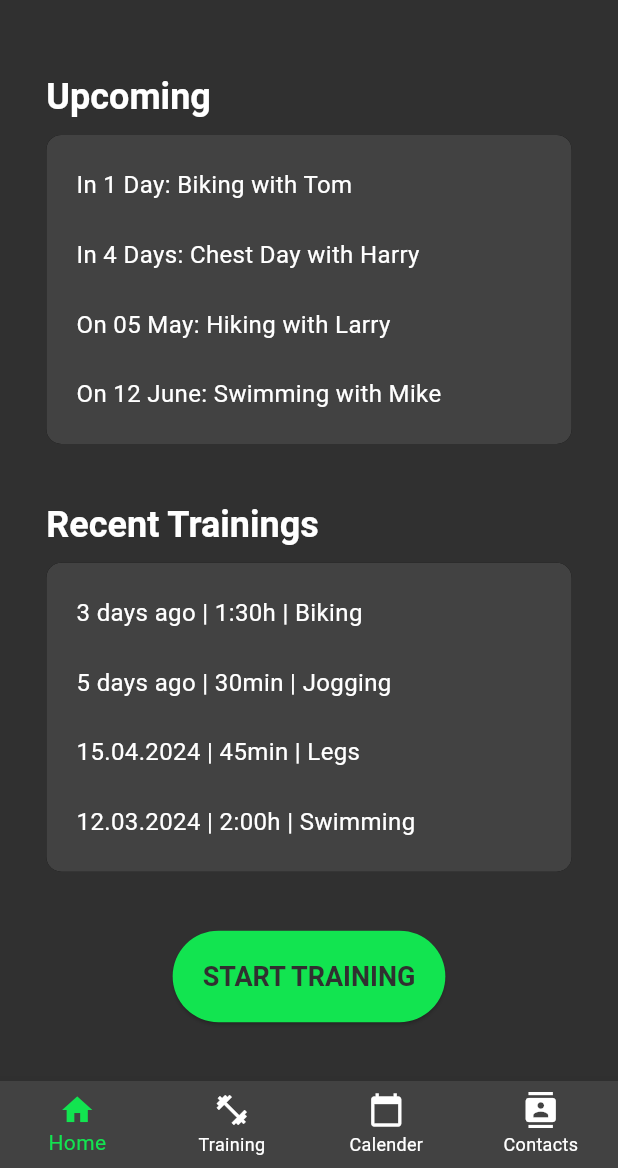
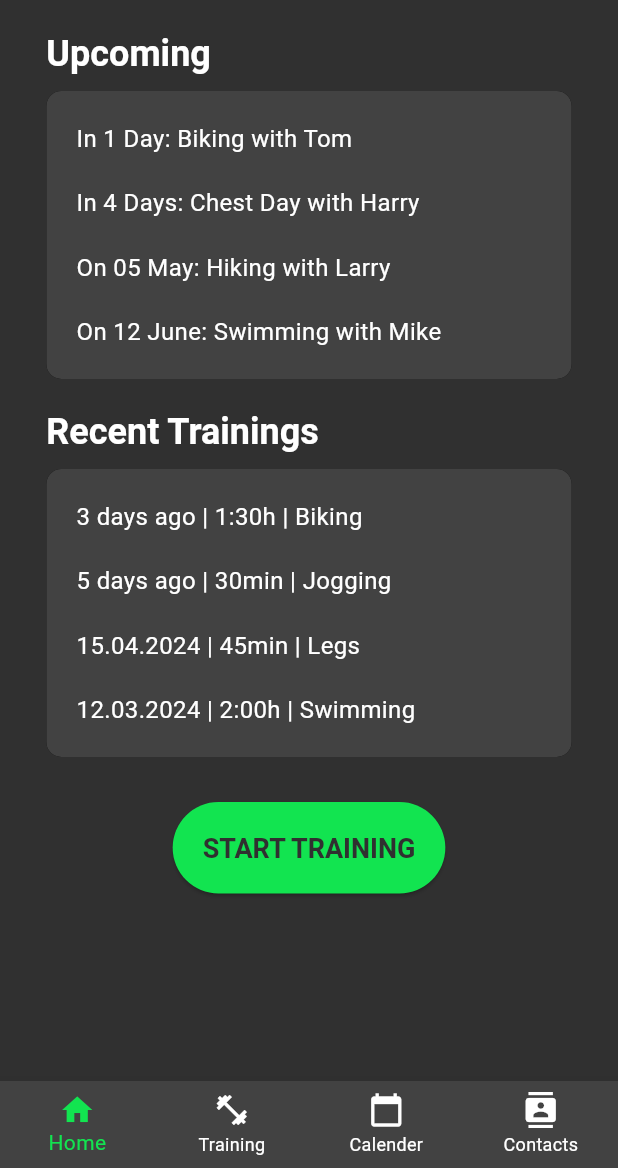
Before and after one commit to julienco03/gymbuddies-flutter, a Flutter app: the HomePage screen opened by its route, on a phone screen of 412 x 824 dp, the part 68-1236 px from its top. Run offline on Flutter 3.47's test engine with Material 3 defaults, Android fonts, the phone set to English and light mode, and no system bars; our stand-ins replace go_router, table_calendar.

Commit message:
Improve layout for home page widgets

```diff
--- a/lib/presentation/home/pages/home_page.dart
+++ b/lib/presentation/home/pages/home_page.dart
@@ -22,19 +22,27 @@ class HomePageState extends State<HomePage> {
         preferredSize: Size.fromHeight(kToolbarHeight),
         child: MyAppBar(),
       ),
-      body: const Column(
+      body: SingleChildScrollView(
+        controller: ScrollController(),
+        physics: const AlwaysScrollableScrollPhysics(),
+        child: const Column(
           mainAxisAlignment: MainAxisAlignment.spaceEvenly,
           children: [
+            SizedBox(height: 10.0),
             Row(
               mainAxisAlignment: MainAxisAlignment.center,
               children: [UpcomingTrainingsWidget()],
             ),
+            SizedBox(height: 20.0),
             Row(
               mainAxisAlignment: MainAxisAlignment.center,
               children: [RecentTrainingsWidget()],
             ),
+            SizedBox(height: 30.0),
             StartTrainingButton(),
+            SizedBox(height: 20.0),
           ],
+        ),
       ),
       bottomNavigationBar: MyBottomNavigationBar(currentIndex: _currentIndex),
     );
--- a/lib/presentation/home/widgets/recent_trainings_widget.dart
+++ b/lib/presentation/home/widgets/recent_trainings_widget.dart
@@ -5,7 +5,6 @@ class RecentTrainingsWidget extends StatelessWidget {
 
   @override
   Widget build(BuildContext context) {
-    double screenHeight = MediaQuery.of(context).size.height;
     double screenWidth = MediaQuery.of(context).size.width;
 
     List<String> lastTrainingSessions = const [
@@ -34,7 +33,6 @@ class RecentTrainingsWidget extends StatelessWidget {
                 horizontal: 20.0,
                 vertical: 10.0,
               ),
-              height: screenHeight * 0.25,
               width: screenWidth * 0.85,
               decoration: BoxDecoration(
                 color: Theme.of(context).primaryColor,
@@ -49,9 +47,12 @@ class RecentTrainingsWidget extends StatelessWidget {
                 mainAxisAlignment: MainAxisAlignment.spaceAround,
                 crossAxisAlignment: CrossAxisAlignment.start,
                 children: lastTrainingSessions.map((String text) {
-                  return Text(
-                    text,
-                    style: Theme.of(context).textTheme.bodyMedium,
+                  return Padding(
+                    padding: const EdgeInsets.symmetric(vertical: 10.0),
+                    child: Text(
+                      text,
+                      style: Theme.of(context).textTheme.bodyMedium,
+                    ),
                   );
                 }).toList(),
               ),
--- a/lib/presentation/home/widgets/upcoming_trainings_widget.dart
+++ b/lib/presentation/home/widgets/upcoming_trainings_widget.dart
@@ -5,7 +5,6 @@ class UpcomingTrainingsWidget extends StatelessWidget {
 
   @override
   Widget build(BuildContext context) {
-    double screenHeight = MediaQuery.of(context).size.height;
     double screenWidth = MediaQuery.of(context).size.width;
 
     List<String> upcomingTrainingSessions = const [
@@ -31,7 +30,6 @@ class UpcomingTrainingsWidget extends StatelessWidget {
                 horizontal: 20.0,
                 vertical: 10.0,
               ),
-              height: screenHeight * 0.25,
               width: screenWidth * 0.85,
               decoration: BoxDecoration(
                 color: Theme.of(context).primaryColor,
@@ -46,9 +44,12 @@ class UpcomingTrainingsWidget extends StatelessWidget {
                 mainAxisAlignment: MainAxisAlignment.spaceAround,
                 crossAxisAlignment: CrossAxisAlignment.start,
                 children: upcomingTrainingSessions.map((String text) {
-                  return Text(
-                    text,
-                    style: Theme.of(context).textTheme.bodyMedium,
+                  return Padding(
+                    padding: const EdgeInsets.symmetric(vertical: 10.0),
+                    child: Text(
+                      text,
+                      style: Theme.of(context).textTheme.bodyMedium,
+                    ),
                   );
                 }).toList(),
               ),
```
Lines whose indentation alone changed are shown as unchanged.
